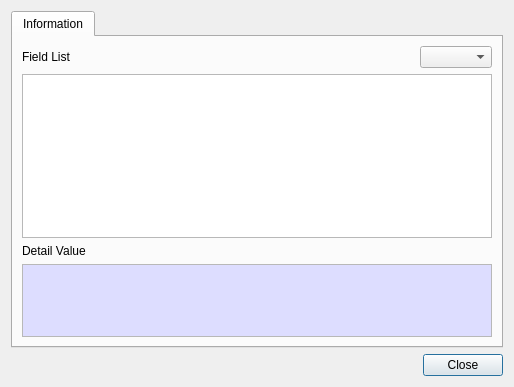
jykim74/CryptokiMan, file CryptokiMan/cert_info_dlg.ui: the form before one commit.
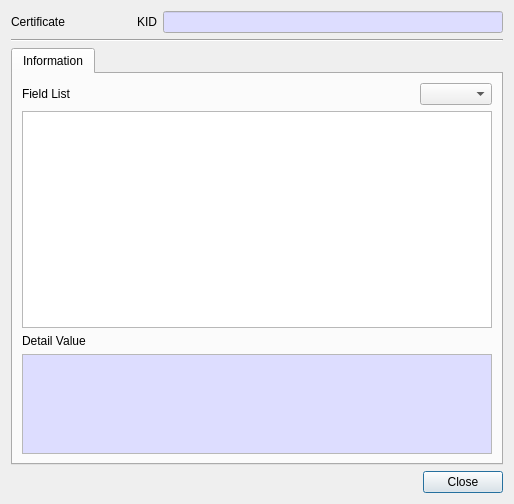
The form after the commit.

Commit message: PriKey Cert CSR KID 지원

What changed in the file:
```diff
--- a/CryptokiMan/cert_info_dlg.ui
+++ b/CryptokiMan/cert_info_dlg.ui
@@ -7,13 +7,97 @@
     <x>0</x>
     <y>0</y>
     <width>514</width>
-    <height>387</height>
+    <height>504</height>
    </rect>
   </property>
   <property name="windowTitle">
    <string>Certificate information</string>
   </property>
   <layout class="QVBoxLayout" name="verticalLayout">
+   <item>
+    <layout class="QGridLayout" name="gridLayout_4">
+     <property name="topMargin">
+      <number>0</number>
+     </property>
+     <item row="0" column="2">
+      <widget class="QLabel" name="label_4">
+       <property name="text">
+        <string>KID</string>
+       </property>
+      </widget>
+     </item>
+     <item row="0" column="0">
+      <widget class="QLabel" name="label_3">
+       <property name="text">
+        <string>Certificate</string>
+       </property>
+      </widget>
+     </item>
+     <item row="0" column="3">
+      <widget class="QLineEdit" name="mKIDText">
+       <property name="minimumSize">
+        <size>
+         <width>340</width>
+         <height>0</height>
+        </size>
+       </property>
+       <property name="palette">
+        <palette>
+         <active>
+          <colorrole role="Base">
+           <brush brushstyle="SolidPattern">
+            <color alpha="255">
+             <red>221</red>
+             <green>221</green>
+             <blue>255</blue>
+            </color>
+           </brush>
+          </colorrole>
+         </active>
+         <inactive>
+          <colorrole role="Base">
+           <brush brushstyle="SolidPattern">
+            <color alpha="255">
+             <red>221</red>
+             <green>221</green>
+             <blue>255</blue>
+            </color>
+           </brush>
+          </colorrole>
+         </inactive>
+         <disabled/>
+        </palette>
+       </property>
+       <property name="alignment">
+        <set>Qt::AlignRight|Qt::AlignTrailing|Qt::AlignVCenter</set>
+       </property>
+       <property name="readOnly">
+        <bool>true</bool>
+       </property>
+      </widget>
+     </item>
+     <item row="0" column="1">
+      <spacer name="horizontalSpacer_3">
+       <property name="orientation">
+        <enum>Qt::Horizontal</enum>
+       </property>
+       <property name="sizeHint" stdset="0">
+        <size>
+         <width>40</width>
+         <height>20</height>
+        </size>
+       </property>
+      </spacer>
+     </item>
+    </layout>
+   </item>
+   <item>
+    <widget class="Line" name="line">
+     <property name="orientation">
+      <enum>Qt::Horizontal</enum>
+     </property>
+    </widget>
+   </item>
    <item>
     <widget class="QTabWidget" name="tabWidget">
      <property name="currentIndex">
```
The commit also changes 5 other files.
